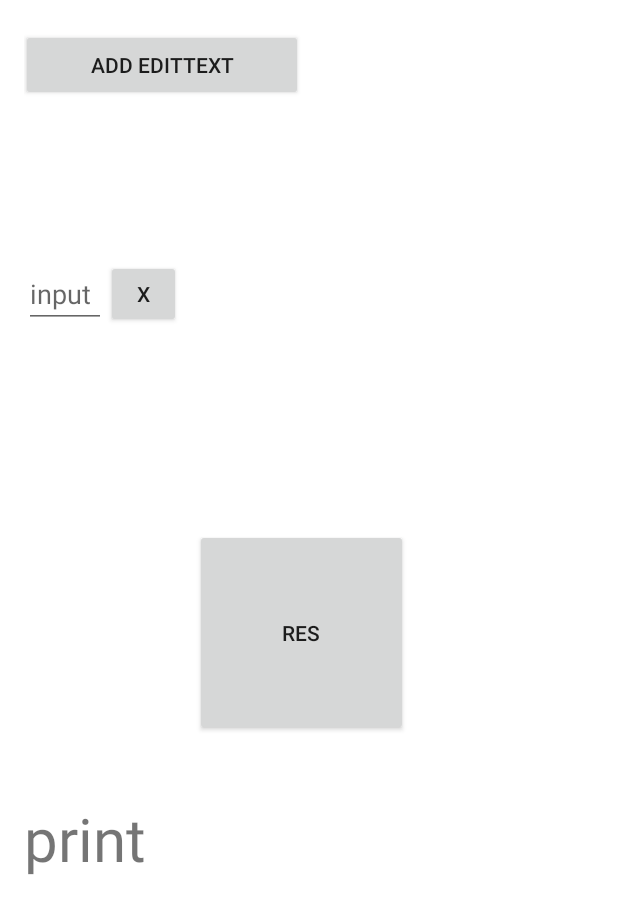
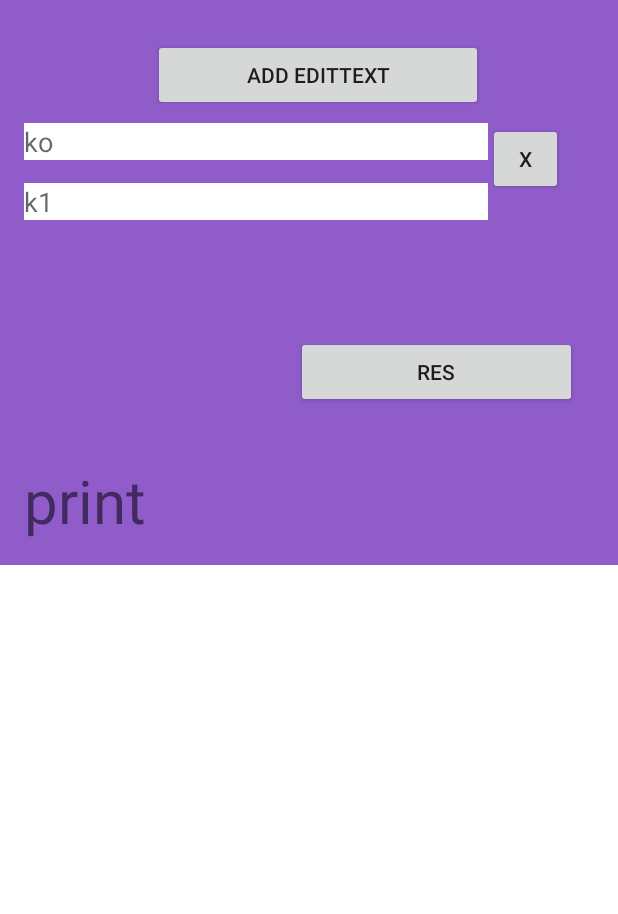
Before and after one commit to Necusic/BlockGraming19, an Android app: the screen it shows after launch (MainActivity), after a tap on "ADD EDITTEXT", on a phone screen of 412 x 824 dp. Shown: the top 914 px of the screen. Run offline under Robolectric (Android 15) with nearby library versions, the phone set to English and light mode, and no system bars.

Commit message:
Сделал виды инпутов и сделал скролл

```diff
--- a/app/src/main/AndroidManifest.xml
+++ b/app/src/main/AndroidManifest.xml
@@ -9,6 +9,9 @@
         android:roundIcon="@mipmap/ic_launcher_round"
         android:supportsRtl="true"
         android:theme="@style/Theme.BlockGraming19">
+        <activity
+            android:name=".SecondActivity"
+            android:exported="false" />
         <activity
             android:name=".AddButon"
             android:exported="false" />
--- a/app/src/main/java/com/example/blockgraming19/Functions.java
+++ b/app/src/main/java/com/example/blockgraming19/Functions.java
@@ -30,6 +30,10 @@ public final class Functions {
         functions.put("newarray", args -> {
             return new ArrayValue(args);
         });
+        functions.put("number", (Function) (Value... args) -> {
+            if (args.length != 1) throw new RuntimeException("One arg expected");
+            return new NumberValue((args[0].asNumber()));
+        });
     }
 
     public static boolean isExists(String key) {
--- a/app/src/main/java/com/example/blockgraming19/MainActivity.kt
+++ b/app/src/main/java/com/example/blockgraming19/MainActivity.kt
@@ -11,27 +11,25 @@ import android.widget.EditText
 import android.widget.TextView
 import java.lang.IndexOutOfBoundsException
 import java.util.ArrayList
+import kotlin.math.log
 
 internal class MainActivity : Activity() {
-    //Создаем список вьюх которые будут создаваться
+
     private var allEds: MutableList<View>? = null
-    //счетчик чисто декоративный для визуального отображения edittext'ov
-
     var global = ""
 
     override fun onCreate(savedInstanceState: Bundle?) {
         super.onCreate(savedInstanceState)
         setContentView(R.layout.activity_main)
         val addButton = findViewById<View>(R.id.button) as Button
-        //инициализировали наш массив с edittext.aьи
+
         allEds = ArrayList()
 
-        //находим наш linear который у нас под кнопкой add edittext в activity_main.xml
+
         val linear = findViewById<View>(R.id.linear) as LinearLayout
         addButton.setOnClickListener {
 
-            //берем наш кастомный лейаут находим через него все наши кнопки и едит тексты, задаем нужные данные
-            val view = layoutInflater.inflate(R.layout.custom_edittext_layout, null)
+            val view = layoutInflater.inflate(R.layout.variable, null)
             val deleteField = view.findViewById<View>(R.id.button2) as Button
             deleteField.setOnClickListener {
                 try {
@@ -41,25 +39,24 @@ internal class MainActivity : Activity() {
                     ex.printStackTrace()
                 }
             }
-            val text = view.findViewById<View>(R.id.editText) as EditText
+            val text = view.findViewById<View>(R.id.input) as EditText
             text.setText("")
-            //добавляем все что создаем в массив
             (allEds as ArrayList<View>).add(view)
-            //добавляем елементы в linearlayout
             linear.addView(view)
         }
         val showDataBtn = findViewById<View>(R.id.button3) as Button
         showDataBtn.setOnClickListener {
-            //преобразуем наш ArrayList в просто String Array
+
             val items = arrayOfNulls<String>((allEds as ArrayList<View>).size)
-            //запускаем чтение всех елементов этого списка и запись в массив
             for (i in (allEds as ArrayList<View>).indices) {
-                items[i] =
-                    ((allEds as ArrayList<View>).get(i).findViewById<View>(R.id.editText) as EditText).text.toString()
+                items[i] = ((allEds as ArrayList<View>).get(i).findViewById<View>(R.id.input) as EditText).text.toString() + ((allEds as ArrayList<View>).get(i).findViewById<View>(R.id.input1) as EditText).text.toString()
 
-                //ну и можно сразу же здесь вывести
+
+
+                Log.e(items.toString(), items.toString(), )
                 val print = findViewById<View>(R.id.tex) as TextView
-                val num = global + ((allEds as ArrayList<View>).get(i).findViewById<View>(R.id.editText) as EditText).text.toString()
+                print.setText("")
+                val num = global + ((allEds as ArrayList<View>).get(i).findViewById<View>(R.id.input) as EditText).text.toString() + ((allEds as ArrayList<View>).get(i).findViewById<View>(R.id.input1) as EditText).text.toString()
                 val tokens = Lexer(num).tokenize()
                 val statements = Parser(tokens, print as TextView).parse()
                 statements.execute()
--- a/app/src/main/java/com/example/blockgraming19/PrintStatement.kt
+++ b/app/src/main/java/com/example/blockgraming19/PrintStatement.kt
@@ -5,7 +5,7 @@ import android.widget.TextView
 class PrintStatement(private val expression: Expression, private var textView: TextView) : Statement {
     override fun execute() {
         print(expression.eval())
-        textView.setText((expression.eval()).toString())
+        textView.setText(textView.text.toString() + (expression.eval()).toString() + "\n")
     }
 
     override fun toString(): String {
--- /dev/null
+++ b/app/src/main/java/com/example/blockgraming19/SecondActivity.kt
@@ -0,0 +1,11 @@
+package com.example.blockgraming19
+
+import androidx.appcompat.app.AppCompatActivity
+import android.os.Bundle
+
+class SecondActivity : AppCompatActivity() {
+    override fun onCreate(savedInstanceState: Bundle?) {
+        super.onCreate(savedInstanceState)
+        setContentView(R.layout.activity_second)
+    }
+}
--- a/app/src/main/res/layout/activity_main.xml
+++ b/app/src/main/res/layout/activity_main.xml
@@ -1,9 +1,28 @@
-<RelativeLayout xmlns:android="http://schemas.android.com/apk/res/android"
-    xmlns:tools="http://schemas.android.com/tools" android:layout_width="match_parent"
-    android:layout_height="match_parent" android:paddingLeft="@dimen/activity_horizontal_margin"
+<?xml version="1.0" encoding="utf-8"?>
+<ScrollView xmlns:android="http://schemas.android.com/apk/res/android"
+    xmlns:app="http://schemas.android.com/apk/res-auto"
+    xmlns:tools="http://schemas.android.com/tools"
+    android:layout_width="match_parent"
+    android:layout_height="match_parent">
+
+    <androidx.constraintlayout.widget.ConstraintLayout xmlns:android="http://schemas.android.com/apk/res/android"
+        xmlns:app="http://schemas.android.com/apk/res-auto"
+        xmlns:tools="http://schemas.android.com/tools"
+        android:layout_width="match_parent"
+        android:layout_height="match_parent"
+        android:background="#883A87"
+        android:backgroundTint="#8F5CCA"
+        tools:context=".SecondActivity">
+
+        <RelativeLayout
+            android:layout_width="match_parent"
+            android:layout_height="match_parent"
+            android:paddingLeft="@dimen/activity_horizontal_margin"
+            android:paddingTop="@dimen/activity_vertical_margin"
             android:paddingRight="@dimen/activity_horizontal_margin"
-    android:paddingTop="@dimen/activity_vertical_margin"
-    android:paddingBottom="@dimen/activity_vertical_margin" tools:context=".MainActivity">
+            android:paddingBottom="@dimen/activity_vertical_margin"
+            tools:context=".MainActivity">
+
 
             <Button
                 android:id="@+id/button"
@@ -14,11 +33,11 @@
                 android:layout_alignParentTop="true"
                 android:layout_alignParentEnd="true"
                 android:layout_alignParentRight="true"
-        android:layout_marginStart="-2dp"
-        android:layout_marginLeft="-2dp"
-        android:layout_marginTop="3dp"
-        android:layout_marginEnd="194dp"
-        android:layout_marginRight="194dp"
+                android:layout_marginStart="86dp"
+                android:layout_marginLeft="86dp"
+                android:layout_marginTop="10dp"
+                android:layout_marginEnd="74dp"
+                android:layout_marginRight="74dp"
                 android:text="Add edittext" />
 
             <LinearLayout
@@ -28,25 +47,25 @@
                 android:layout_below="@+id/button"
                 android:layout_alignEnd="@+id/button"
                 android:layout_alignRight="@+id/button"
-        android:layout_marginTop="106dp"
-        android:layout_marginEnd="81dp"
-        android:layout_marginRight="81dp"
+                android:layout_marginTop="8dp"
+                android:layout_marginEnd="-53dp"
+                android:layout_marginRight="-53dp"
                 android:orientation="vertical"></LinearLayout>
 
             <Button
                 android:id="@+id/button3"
-        android:layout_width="188dp"
-        android:layout_height="138dp"
+                android:layout_width="wrap_content"
+                android:layout_height="wrap_content"
                 android:layout_below="@+id/linear"
                 android:layout_alignParentStart="true"
                 android:layout_alignParentLeft="true"
                 android:layout_alignParentEnd="true"
                 android:layout_alignParentRight="true"
-        android:layout_marginStart="114dp"
-        android:layout_marginLeft="114dp"
-        android:layout_marginTop="134dp"
-        android:layout_marginEnd="124dp"
-        android:layout_marginRight="124dp"
+                android:layout_marginStart="181dp"
+                android:layout_marginLeft="181dp"
+                android:layout_marginTop="57dp"
+                android:layout_marginEnd="11dp"
+                android:layout_marginRight="11dp"
                 android:text="Res" />
 
             <TextView
@@ -54,8 +73,13 @@
                 android:layout_width="wrap_content"
                 android:layout_height="wrap_content"
                 android:layout_below="@+id/linear"
-        android:layout_marginTop="313dp"
+                android:layout_marginTop="140dp"
                 android:text="print"
                 android:textSize="40dp" />
 
+
         </RelativeLayout>
+
+    </androidx.constraintlayout.widget.ConstraintLayout>
+
+</ScrollView>
--- /dev/null
+++ b/app/src/main/res/layout/activity_second.xml
@@ -0,0 +1,9 @@
+<?xml version="1.0" encoding="utf-8"?>
+<androidx.constraintlayout.widget.ConstraintLayout xmlns:android="http://schemas.android.com/apk/res/android"
+    xmlns:app="http://schemas.android.com/apk/res-auto"
+    xmlns:tools="http://schemas.android.com/tools"
+    android:layout_width="match_parent"
+    android:layout_height="match_parent"
+    tools:context=".SecondActivity">
+
+</androidx.constraintlayout.widget.ConstraintLayout>
--- /dev/null
+++ b/app/src/main/res/layout/variable.xml
@@ -0,0 +1,53 @@
+<?xml version="1.0" encoding="utf-8"?>
+<RelativeLayout xmlns:android="http://schemas.android.com/apk/res/android"
+android:layout_width="match_parent" android:layout_height="match_parent">
+
+<EditText
+    android:id="@+id/input"
+    android:layout_width="wrap_content"
+    android:layout_height="wrap_content"
+    android:layout_alignParentStart="true"
+    android:layout_alignParentLeft="true"
+    android:layout_alignParentTop="true"
+    android:layout_toStartOf="@+id/button2"
+    android:layout_toLeftOf="@+id/button2"
+    android:hint="ko"
+    android:background="@color/white"/>
+
+    <TextView
+        android:layout_width="408dp"
+        android:layout_height="wrap_content"
+        android:layout_alignParentStart="true"
+        android:layout_alignParentLeft="true"
+        android:layout_alignParentTop="true"
+        android:layout_marginStart="0dp"
+        android:layout_marginLeft="0dp"
+        android:layout_marginTop="65dp"
+        android:text="" />
+
+    <EditText
+    android:id="@+id/input1"
+    android:layout_width="wrap_content"
+    android:layout_height="wrap_content"
+    android:layout_alignParentStart="true"
+    android:layout_alignParentLeft="true"
+    android:layout_alignParentTop="true"
+    android:layout_marginStart="0dp"
+    android:layout_marginLeft="0dp"
+    android:layout_marginTop="40dp"
+    android:layout_marginEnd="0dp"
+    android:layout_marginRight="0dp"
+    android:layout_toStartOf="@+id/button2"
+    android:layout_toLeftOf="@+id/button2"
+    android:hint="k1"
+    android:background="@color/white"/>
+
+<Button
+    android:layout_width="50dp"
+    android:layout_height="wrap_content"
+    android:text="X"
+    android:id="@+id/button2"
+    android:layout_alignBottom="@+id/editText"
+    android:layout_alignParentRight="true"
+    android:layout_alignParentEnd="true" />
+</RelativeLayout>
```
Lines whose indentation alone changed are shown as unchanged.
